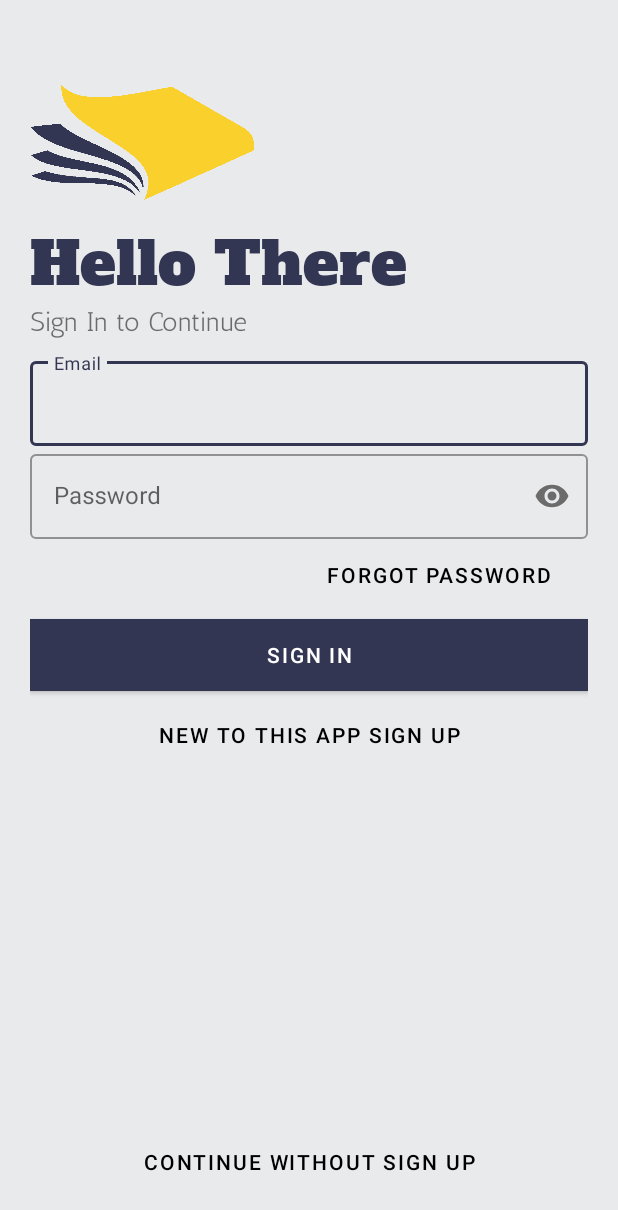
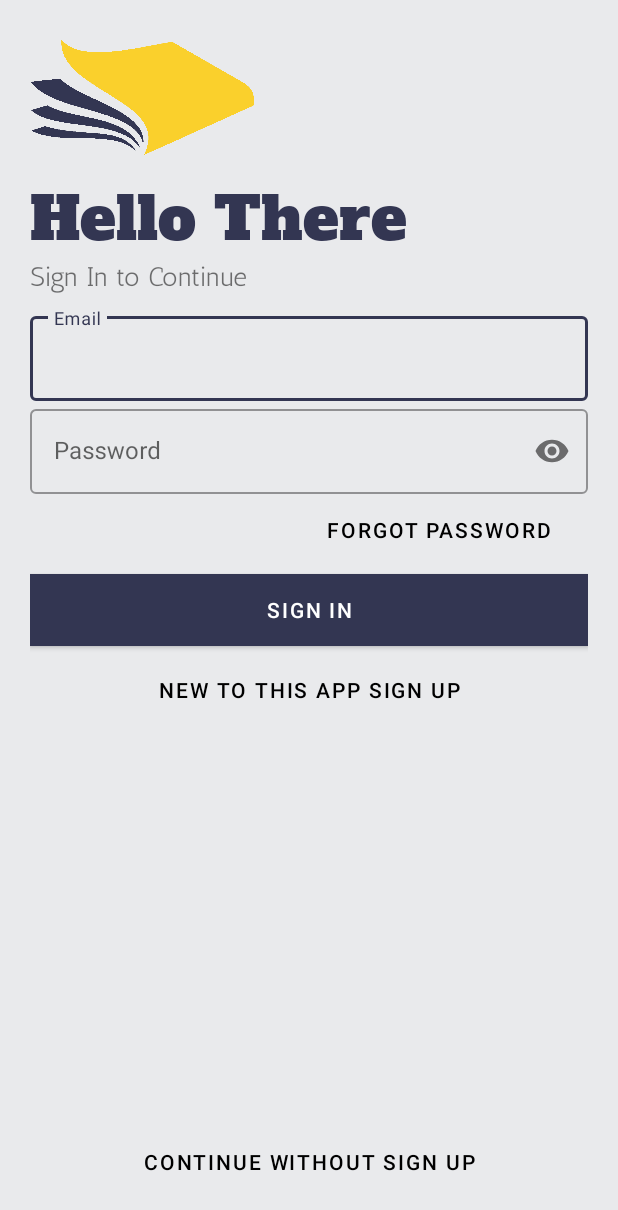
Before and after one commit to sakriya777/ProductionProjectFinal, an Android app: the screen it shows after launch (Login), on a phone screen of 412 x 824 dp. Shown: the top 1210 px of the screen. Run offline under Robolectric (Android 15) with nearby library versions, the light colour scheme and no system bars.

Commit message:
minor changes

```diff
--- a/app/src/main/res/layout/activity_login.xml
+++ b/app/src/main/res/layout/activity_login.xml
@@ -7,7 +7,8 @@
     tools:context=".Login"
     android:orientation="vertical"
     android:background="@color/pewter"
-    android:padding="20dp">
+    android:padding="20dp"
+    android:layout_marginTop="-30dp">
     <ImageView
         android:id="@+id/logoimagesmall"
         android:layout_width="150dp"
--- a/app/src/main/res/layout/activity_sign_up.xml
+++ b/app/src/main/res/layout/activity_sign_up.xml
@@ -7,7 +7,8 @@
     tools:context=".SignUp"
     android:orientation="vertical"
     android:background="@color/pewter"
-    android:padding="20dp">
+    android:padding="20dp"
+    android:layout_marginTop="-30dp">
 
     <ImageView
         android:id="@+id/logoimagesmall"
--- a/build.gradle
+++ b/build.gradle
@@ -5,7 +5,7 @@ buildscript {
         jcenter()
     }
     dependencies {
-        classpath "com.android.tools.build:gradle:4.1.2"
+        classpath 'com.android.tools.build:gradle:4.2.0'
         classpath 'com.google.gms:google-services:4.3.3'
 
         // NOTE: Do not place your application dependencies here; they belong
```
Also changed, not shown: gradle/wrapper/gradle-wrapper.properties.
